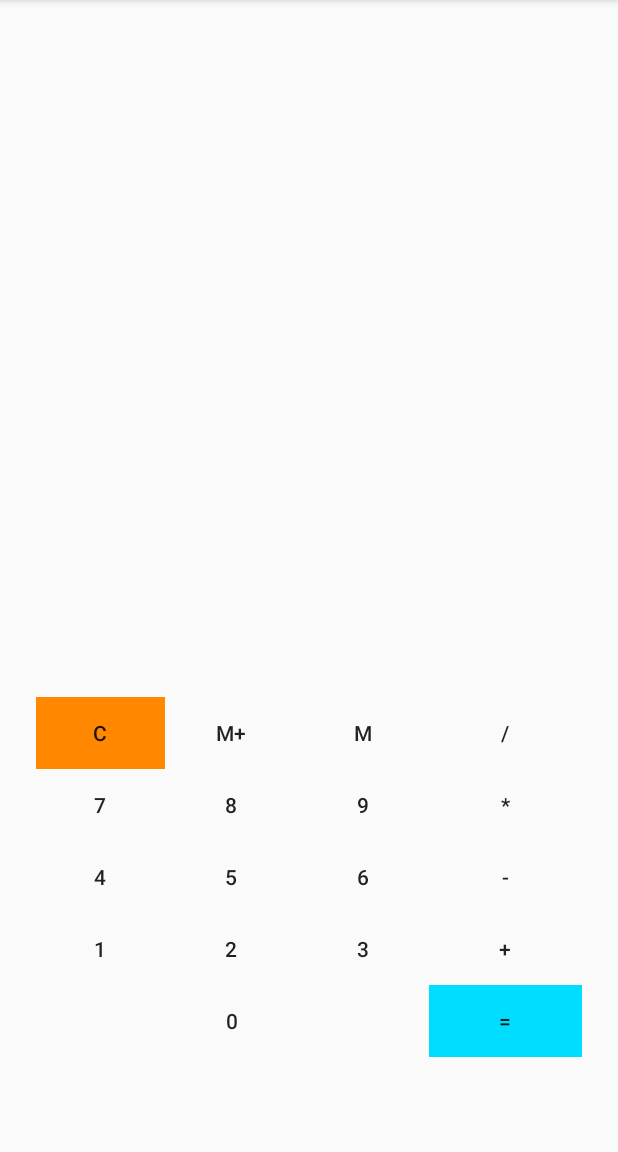
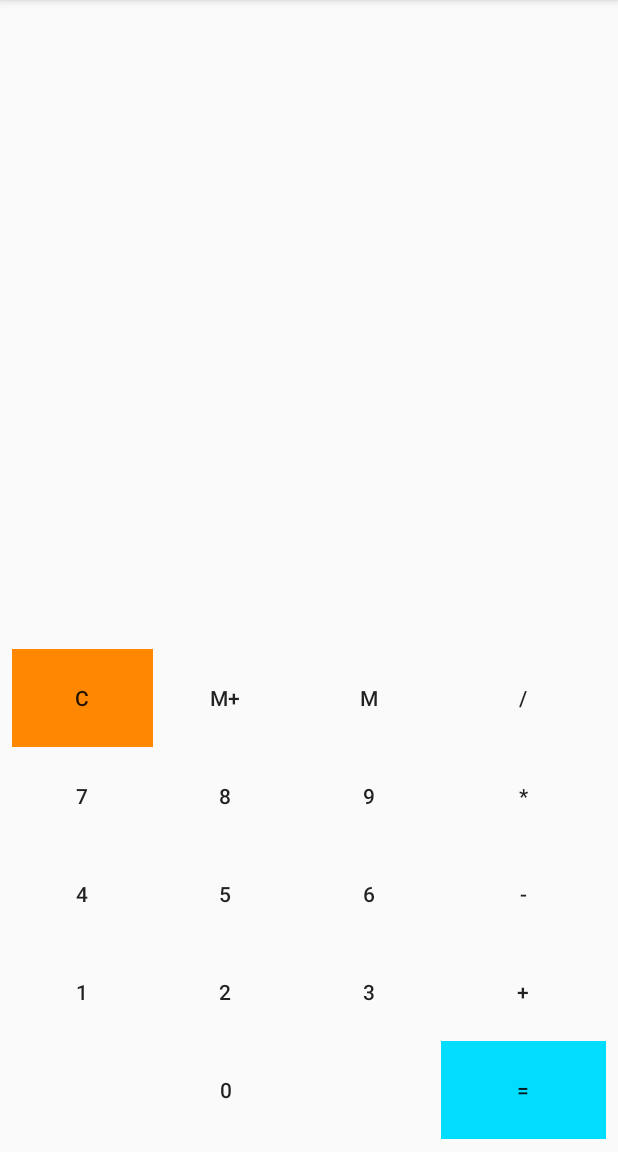
Before and after one commit to andreagregori/Calcolatrice, an Android app: the screen it shows after launch (MainActivity), on a phone screen of 412 x 824 dp, the part 84-1236 px from its top. Run offline under Robolectric (Android 15) with nearby library versions, the phone set to English and light mode, and no system bars.

```diff
--- a/app/src/main/java/com/example/studente/calcolatrice20/MainActivity.java
+++ b/app/src/main/java/com/example/studente/calcolatrice20/MainActivity.java
@@ -9,5 +9,6 @@ public class MainActivity extends AppCompatActivity {
     protected void onCreate(Bundle savedInstanceState) {
         super.onCreate(savedInstanceState);
         setContentView(R.layout.activity_main);
+
     }
 }
--- a/app/src/main/res/layout/activity_main.xml
+++ b/app/src/main/res/layout/activity_main.xml
@@ -9,10 +9,10 @@
     <TableLayout
         android:id="@+id/tableLayout"
         android:layout_width="0dp"
-        android:layout_height="279dp"
-        android:layout_marginBottom="24dp"
+        android:layout_height="335dp"
         android:layout_marginEnd="8dp"
-        android:layout_marginStart="24dp"
+        android:layout_marginStart="8dp"
+        android:stretchColumns="*"
         app:layout_constraintBottom_toBottomOf="parent"
         app:layout_constraintEnd_toEndOf="parent"
         app:layout_constraintHorizontal_bias="0.0"
@@ -26,7 +26,7 @@
                 android:id="@+id/buttonCancella"
                 style="@style/Widget.AppCompat.Button.Borderless"
                 android:layout_width="76dp"
-                android:layout_height="wrap_content"
+                android:layout_height="65dp"
                 android:background="@android:color/holo_orange_dark"
                 android:text="C"
                 tools:layout_editor_absoluteX="28dp"
@@ -36,7 +36,7 @@
                 android:id="@+id/buttonMemoriaPiu"
                 style="@style/Widget.AppCompat.Button.Borderless"
                 android:layout_width="wrap_content"
-                android:layout_height="wrap_content"
+                android:layout_height="match_parent"
                 android:text="M+"
                 tools:layout_editor_absoluteX="94dp"
                 tools:layout_editor_absoluteY="65dp" />
@@ -45,7 +45,7 @@
                 android:id="@+id/buttonMemoria"
                 style="@style/Widget.AppCompat.Button.Borderless"
                 android:layout_width="wrap_content"
-                android:layout_height="wrap_content"
+                android:layout_height="match_parent"
                 android:text="M"
                 tools:layout_editor_absoluteX="117dp"
                 tools:layout_editor_absoluteY="38dp" />
@@ -54,7 +54,7 @@
                 android:id="@+id/buttonDivisione"
                 style="@style/Widget.AppCompat.Button.Borderless"
                 android:layout_width="wrap_content"
-                android:layout_height="wrap_content"
+                android:layout_height="match_parent"
                 android:text="/"
                 tools:layout_editor_absoluteX="261dp"
                 tools:layout_editor_absoluteY="68dp" />
@@ -69,7 +69,7 @@
                 android:id="@+id/button7"
                 style="@style/Widget.AppCompat.Button.Borderless"
                 android:layout_width="86dp"
-                android:layout_height="wrap_content"
+                android:layout_height="65dp"
                 android:text="7"
                 tools:layout_editor_absoluteX="28dp"
                 tools:layout_editor_absoluteY="308dp" />
@@ -78,7 +78,7 @@
                 android:id="@+id/button8"
                 style="@style/Widget.AppCompat.Button.Borderless"
                 android:layout_width="wrap_content"
-                android:layout_height="wrap_content"
+                android:layout_height="match_parent"
                 android:text="8"
                 tools:layout_editor_absoluteX="116dp"
                 tools:layout_editor_absoluteY="316dp" />
@@ -87,7 +87,7 @@
                 android:id="@+id/button9"
                 style="@style/Widget.AppCompat.Button.Borderless"
                 android:layout_width="wrap_content"
-                android:layout_height="wrap_content"
+                android:layout_height="match_parent"
                 android:text="9"
                 tools:layout_editor_absoluteX="204dp"
                 tools:layout_editor_absoluteY="318dp" />
@@ -96,7 +96,7 @@
                 android:id="@+id/buttonPer"
                 style="@style/Widget.AppCompat.Button.Borderless"
                 android:layout_width="wrap_content"
-                android:layout_height="wrap_content"
+                android:layout_height="match_parent"
                 android:text="*"
                 tools:layout_editor_absoluteX="261dp"
                 tools:layout_editor_absoluteY="68dp" />
@@ -110,7 +110,7 @@
                 android:id="@+id/button4"
                 style="@style/Widget.AppCompat.Button.Borderless"
                 android:layout_width="75dp"
-                android:layout_height="wrap_content"
+                android:layout_height="65dp"
                 android:text="4"
                 tools:layout_editor_absoluteX="28dp"
                 tools:layout_editor_absoluteY="368dp" />
@@ -119,7 +119,7 @@
                 android:id="@+id/button5"
                 style="@style/Widget.AppCompat.Button.Borderless"
                 android:layout_width="76dp"
-                android:layout_height="wrap_content"
+                android:layout_height="match_parent"
                 android:text="5"
                 tools:layout_editor_absoluteX="103dp"
                 tools:layout_editor_absoluteY="366dp" />
@@ -128,7 +128,7 @@
                 android:id="@+id/button6"
                 style="@style/Widget.AppCompat.Button.Borderless"
                 android:layout_width="wrap_content"
-                android:layout_height="wrap_content"
+                android:layout_height="match_parent"
                 android:text="6"
                 tools:layout_editor_absoluteX="181dp"
                 tools:layout_editor_absoluteY="366dp" />
@@ -137,7 +137,7 @@
                 android:id="@+id/buttonMeno"
                 style="@style/Widget.AppCompat.Button.Borderless"
                 android:layout_width="wrap_content"
-                android:layout_height="wrap_content"
+                android:layout_height="match_parent"
                 android:text="-"
                 tools:layout_editor_absoluteX="220dp"
                 tools:layout_editor_absoluteY="51dp" />
@@ -151,7 +151,7 @@
                 android:id="@+id/button1"
                 style="@style/Widget.AppCompat.Button.Borderless"
                 android:layout_width="75dp"
-                android:layout_height="wrap_content"
+                android:layout_height="65dp"
                 android:text="1"
                 tools:layout_editor_absoluteX="28dp"
                 tools:layout_editor_absoluteY="416dp" />
@@ -160,7 +160,7 @@
                 android:id="@+id/button2"
                 style="@style/Widget.AppCompat.Button.Borderless"
                 android:layout_width="78dp"
-                android:layout_height="wrap_content"
+                android:layout_height="match_parent"
                 android:text="2"
                 tools:layout_editor_absoluteX="103dp"
                 tools:layout_editor_absoluteY="416dp" />
@@ -169,7 +169,7 @@
                 android:id="@+id/button3"
                 style="@style/Widget.AppCompat.Button.Borderless"
                 android:layout_width="80dp"
-                android:layout_height="wrap_content"
+                android:layout_height="match_parent"
                 android:text="3"
                 tools:layout_editor_absoluteX="181dp"
                 tools:layout_editor_absoluteY="416dp" />
@@ -178,7 +178,7 @@
                 android:id="@+id/buttonPiu"
                 style="@style/Widget.AppCompat.Button.Borderless"
                 android:layout_width="101dp"
-                android:layout_height="wrap_content"
+                android:layout_height="match_parent"
                 android:text="+"
                 tools:layout_editor_absoluteX="129dp"
                 tools:layout_editor_absoluteY="54dp" />
@@ -194,7 +194,7 @@
                 android:id="@+id/button0"
                 style="@style/Widget.AppCompat.Button.Borderless"
                 android:layout_width="wrap_content"
-                android:layout_height="wrap_content"
+                android:layout_height="65dp"
                 android:layout_span="3"
                 android:text="0"
                 tools:layout_editor_absoluteX="148dp"
@@ -204,7 +204,7 @@
                 android:id="@+id/buttonUguale"
                 style="@style/Widget.AppCompat.Button.Borderless"
                 android:layout_width="102dp"
-                android:layout_height="wrap_content"
+                android:layout_height="match_parent"
                 android:background="@android:color/holo_blue_bright"
                 android:text="="
                 tools:layout_editor_absoluteX="79dp"
```
